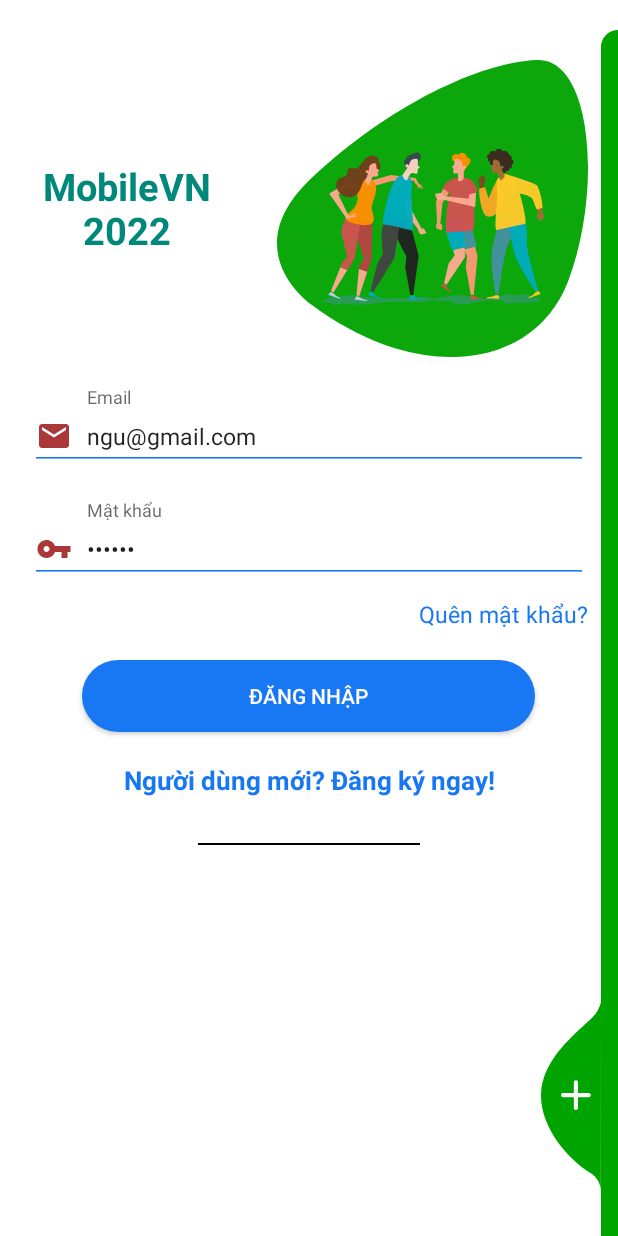
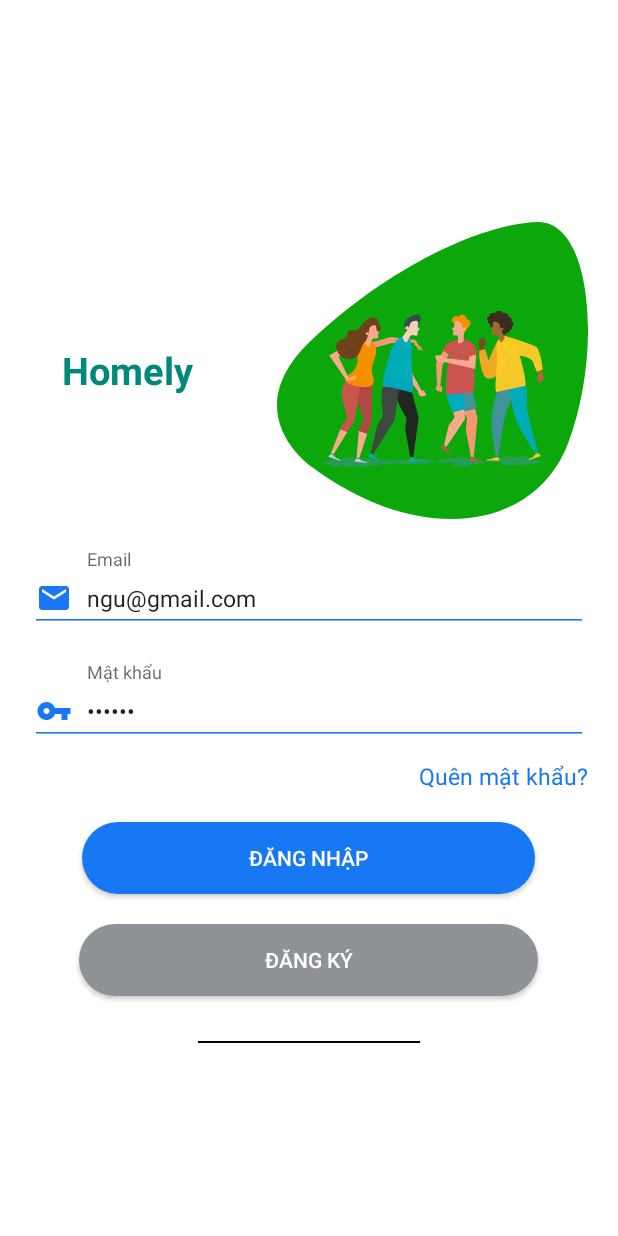
Before and after one commit to NguyenHzviper/Mobile-tiensi-Japan, an Android app: the screen it shows after launch (LoginActivity), on a phone screen of 412 x 824 dp. Run offline under Robolectric (Android 15) with nearby library versions, the phone set to English and light mode, and no system bars; our stand-ins replace Firebase (no records; nobody signed in at launch, a user with empty details on screens opened directly).

Commit message:
Update login, register, home ui

```diff
--- a/app/src/main/java/com/nvn/mobilent/screens/login/LoginActivity.java
+++ b/app/src/main/java/com/nvn/mobilent/screens/login/LoginActivity.java
@@ -172,7 +172,7 @@ public class LoginActivity extends AppCompatActivity {
 
     public void onLoginClick(View view) {
         startActivity(new Intent(this, RegisterActivity.class));
-        // overridePendingTransition(R.anim.slide_right,R.anim.stay);
+       /* overridePendingTransition(R.anim.slide_in_right,R.anim.slide_out_right);*/
     }
 
 }
--- a/app/src/main/java/com/nvn/mobilent/screens/register/RegisterActivity.java
+++ b/app/src/main/java/com/nvn/mobilent/screens/register/RegisterActivity.java
@@ -48,6 +48,7 @@ import retrofit2.Response;
 
 public class RegisterActivity extends AppCompatActivity {
     EditText firstName, lastName, birthday, address, phone, email, pass, repass;
+
     RadioButton rb1, rb2;
     Button btnRegister;
     UserAPI userAPI;
--- /dev/null
+++ b/app/src/main/res/drawable-v24/btn_bg_secondary_design.xml
@@ -0,0 +1,6 @@
+<?xml version="1.0" encoding="utf-8"?>
+<shape xmlns:android="http://schemas.android.com/apk/res/android">
+    <corners android:radius="50dp"/>
+    <solid android:color="#8F9398"/>
+
+</shape>
--- a/app/src/main/res/drawable-v24/ic_baseline_email.xml
+++ b/app/src/main/res/drawable-v24/ic_baseline_email.xml
@@ -4,6 +4,6 @@
     android:viewportWidth="24"
     android:viewportHeight="24">
     <path
-        android:fillColor="#AA3838"
+        android:fillColor="#1877f2"
         android:pathData="M20,4L4,4c-1.1,0 -1.99,0.9 -1.99,2L2,18c0,1.1 0.9,2 2,2h16c1.1,0 2,-0.9 2,-2L22,6c0,-1.1 -0.9,-2 -2,-2zM20,8l-8,5 -8,-5L4,6l8,5 8,-5v2z" />
 </vector>
--- a/app/src/main/res/drawable-v24/ic_baseline_password.xml
+++ b/app/src/main/res/drawable-v24/ic_baseline_password.xml
@@ -4,6 +4,6 @@
     android:viewportWidth="24"
     android:viewportHeight="24">
     <path
-        android:fillColor="#AA3838"
+        android:fillColor="#1877f2"
         android:pathData="M12.65,10C11.83,7.67 9.61,6 7,6c-3.31,0 -6,2.69 -6,6s2.69,6 6,6c2.61,0 4.83,-1.67 5.65,-4H17v4h4v-4h2v-4H12.65zM7,14c-1.1,0 -2,-0.9 -2,-2s0.9,-2 2,-2 2,0.9 2,2 -0.9,2 -2,2z" />
 </vector>
--- a/app/src/main/res/drawable-v24/round_corners.xml
+++ b/app/src/main/res/drawable-v24/round_corners.xml
@@ -1,9 +1,9 @@
 <?xml version="1.0" encoding="utf-8"?>
 <shape xmlns:android="http://schemas.android.com/apk/res/android"
     android:shape="rectangle">
-    <corners android:radius="26dp" />
+    <corners android:radius="20dp" />
 
-    <solid android:color="#F3F1F1" />
+    <solid android:color="#FAFAFA" />
     <stroke
         android:width="1dp"
         android:color="#B1BCBE" />
--- a/app/src/main/res/drawable/ic_add_img.xml
+++ b/app/src/main/res/drawable/ic_add_img.xml
@@ -4,7 +4,7 @@
         android:viewportWidth="40.292"
         android:viewportHeight="126.85">
     <path
-        android:fillColor="#00a400"
+        android:fillColor="#1877f2"
         android:pathData="M40.29,-0l-0.09,126.85a14.73,14.73 63.47,0 0,-5.87 -11.41c-15.61,-8.98 -34.88,-31.26 -34.32,-53.3 0.6,-23.46 22.29,-39.97 34.32,-51.53A22.57,22.57 95.8,0 0,40.29 -0Z"/>
     <path
         android:fillColor="#fcfcfc"
--- a/app/src/main/res/drawable/ic_baseline_add_circle_24.xml
+++ b/app/src/main/res/drawable/ic_baseline_add_circle_24.xml
@@ -1,7 +1,7 @@
 <vector xmlns:android="http://schemas.android.com/apk/res/android"
     android:width="24dp"
     android:height="24dp"
-    android:tint="#51AA38"
+    android:tint="#2F2B64"
     android:viewportWidth="24"
     android:viewportHeight="24">
     <path
--- a/app/src/main/res/drawable/ic_side_bg.xml
+++ b/app/src/main/res/drawable/ic_side_bg.xml
@@ -3,7 +3,7 @@
         android:width="11dp"
         android:height="787dp"/>
     <solid
-        android:color="#00a400"/>
+        android:color="#1877f2"/>
     <corners
         android:topLeftRadius="17dp"/>
 </shape>
--- a/app/src/main/res/drawable/roundbutton.xml
+++ b/app/src/main/res/drawable/roundbutton.xml
@@ -1,6 +1,6 @@
 <?xml version="1.0" encoding="utf-8"?>
 <shape xmlns:android="http://schemas.android.com/apk/res/android"
     android:shape="rectangle">
-    <solid android:color="#4A86BC" />
+    <solid android:color="@color/primaryTextColor" />
     <corners android:radius="20dp" />
 </shape>
--- a/app/src/main/res/layout/activity_login.xml
+++ b/app/src/main/res/layout/activity_login.xml
@@ -34,7 +34,7 @@
                     android:layout_alignParentLeft="true"
                     android:layout_centerVertical="true"
                     android:gravity="center"
-                    android:text="MobileVN\n2022"
+                    android:text="Homely"
                     android:textColor="#00897B" />
 
                 <ImageView
@@ -54,9 +54,9 @@
                     android:id="@+id/loginemail"
                     style="@style/modifiedEditText"
                     android:drawableLeft="@drawable/ic_baseline_email"
+                    android:drawablePadding="10dp"
                     android:hint="@string/login_email_hint"
                     android:inputType="textEmailAddress"
-                    android:drawablePadding="10dp"
                     android:maxLines="1" />
             </com.google.android.material.textfield.TextInputLayout>
 
@@ -69,8 +69,8 @@
                     android:id="@+id/loginpassword"
                     style="@style/modifiedEditText"
                     android:drawableLeft="@drawable/ic_baseline_password"
+                    android:drawablePadding="10dp"
                     android:hint="@string/login_password_hint"
-                    android:drawablePadding="10dp"
                     android:inputType="textPassword"
                     android:maxLines="1" />
             </com.google.android.material.textfield.TextInputLayout>
@@ -94,15 +94,17 @@
                 android:text="Đăng nhập"
                 android:textColor="@color/whiteTextColor" />
 
-            <TextView
-                style="@style/parent"
+            <Button
+                android:id="@+id/btnlogin2"
+                android:layout_width="306dp"
+                android:layout_height="wrap_content"
+                android:layout_gravity="center_horizontal"
                 android:layout_marginTop="@dimen/loginViewsMargin"
+                android:background="@drawable/btn_bg_secondary_design"
+                android:text="Đăng ký"
                 android:onClick="onLoginClick"
-                android:text="Người dùng mới? Đăng ký ngay!"
-                android:textAlignment="center"
-                android:textColor="@color/themeColor"
-                android:textSize="17sp"
-                android:textStyle="bold" />
+                android:textColor="@color/whiteTextColor" />
+
 
 
             <LinearLayout
@@ -155,6 +157,7 @@
 
         </LinearLayout>
     </ScrollView>
+<!--
 
     <View
         android:layout_width="11dp"
@@ -173,5 +176,6 @@
         android:layout_marginBottom="30dp"
         android:onClick="onLoginClick"
         android:src="@drawable/ic_add_img" />
+-->
 
 </RelativeLayout>
--- a/app/src/main/res/layout/activity_main.xml
+++ b/app/src/main/res/layout/activity_main.xml
@@ -24,7 +24,7 @@
             android:layout_width="match_parent"
             android:layout_height="wrap_content"
             android:layout_gravity="bottom"
-            android:background="#83715A"
+            android:background="#1257B3"
             android:foreground="?attr/selectableItemBackground"
             app:itemIconTint="@xml/custom_bottom_nav"
             app:itemTextColor="@android:color/white"
```
Also changed, not shown: app/src/main/res/anim/slide_out_left.xml (added, +15 -0 lines), app/src/main/res/layout/activity_register.xml (+49 -21 lines), app/src/main/res/layout/fragment_home.xml (+6 -4 lines), app/src/main/res/layout/line_producthome.xml (+21 -9 lines).
